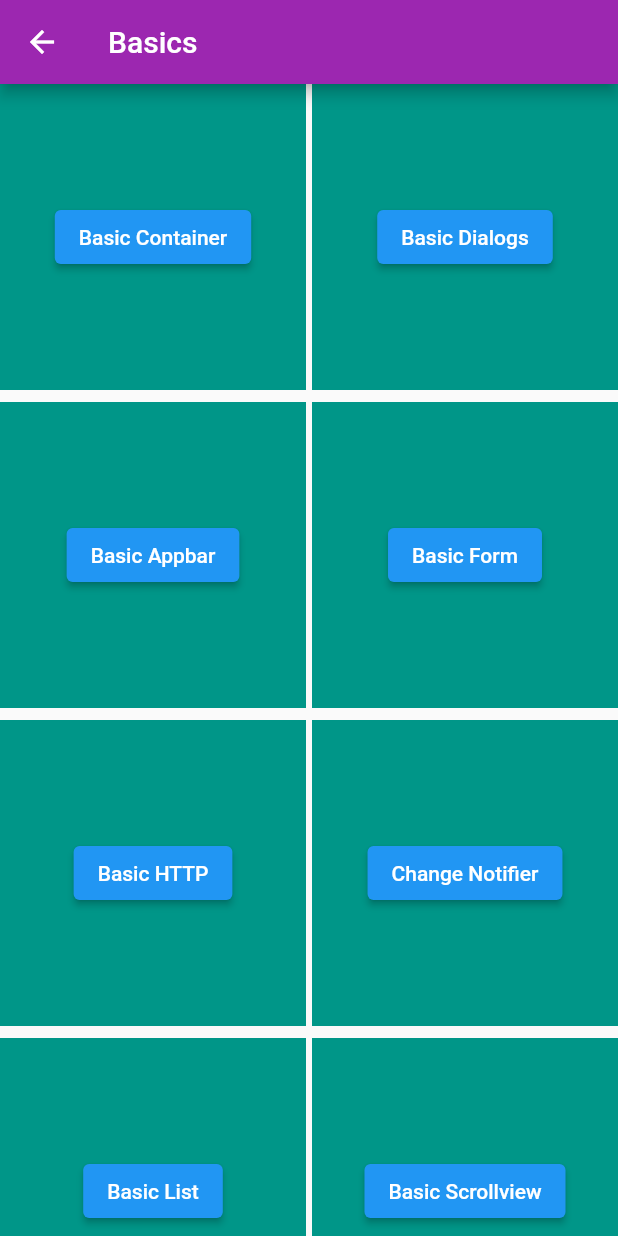
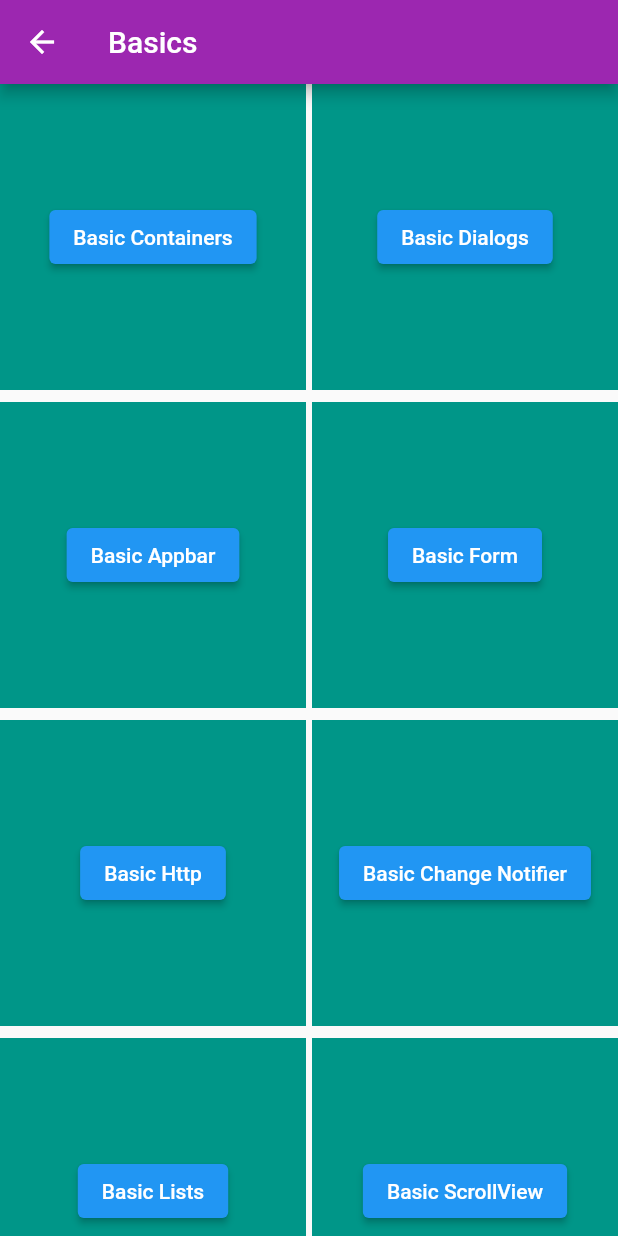
Before and after one commit to dilipkumar4813/flutter_illustrations, a Flutter app: the screen it shows after launch, after a tap on "Basics", on a phone screen of 412 x 824 dp. Run offline on Flutter 3.47's test engine with Material 2 defaults, Android fonts, the light colour scheme and no system bars; our stand-ins replace animated_text_kit, carousel_slider, fluttertoast, lottie; missing offline and left inert: material_dialogs; network calls fail.

Commit message:
Strings Constants

```diff
--- a/lib/screens/basic/basic_appbar.dart
+++ b/lib/screens/basic/basic_appbar.dart
@@ -1,4 +1,5 @@
 import 'package:flutter/material.dart';
+import 'package:flutter_illustrations/utils/app_strings.dart';
 
 class BasicAppBar extends StatelessWidget {
   const BasicAppBar({super.key});
@@ -28,7 +29,7 @@ class BasicAppBar extends StatelessWidget {
             width: 10.0,
           ),
         ],
-        title: const Text("Hello"),
+        title: Text(AppStrings.hello),
       ),
       body: SafeArea(
         child: Column(
@@ -37,7 +38,7 @@ class BasicAppBar extends StatelessWidget {
               onPressed: () {
                 Navigator.of(context).pop();
               },
-              child: Text("Something else"),
+              child: Text(AppStrings.something),
             ),
           ],
         ),
--- a/lib/screens/basic/basic_gridview.dart
+++ b/lib/screens/basic/basic_gridview.dart
@@ -1,4 +1,5 @@
 import 'package:flutter/material.dart';
+import 'package:flutter_illustrations/utils/app_strings.dart';
 
 class BasicGridView extends StatelessWidget {
   const BasicGridView({super.key});
@@ -11,7 +12,7 @@ class BasicGridView extends StatelessWidget {
           icon: const Icon(Icons.arrow_back, color: Colors.white),
           onPressed: () => Navigator.of(context).pop(),
         ),
-        title: Text("Gridview"),
+        title: Text(AppStrings.gridview),
       ),
       body: GridView.count(
         crossAxisCount: 3,
--- a/lib/screens/basic/basic_http.dart
+++ b/lib/screens/basic/basic_http.dart
@@ -1,4 +1,5 @@
 import 'package:flutter/material.dart';
+import 'package:flutter_illustrations/utils/app_strings.dart';
 import 'package:http/http.dart' as http;
 import '../../models/album.dart';
 import 'dart:convert';
@@ -23,7 +24,7 @@ class _BasicHttp extends State<BasicHttp> {
     if (response.statusCode == 200) {
       return Album.fromJson(jsonDecode(response.body));
     } else {
-      throw Exception('Failed to load album');
+      throw Exception(AppStrings.apiError);
     }
   }
 
--- a/lib/screens/basic/basic_nested_scrollview.dart
+++ b/lib/screens/basic/basic_nested_scrollview.dart
@@ -1,4 +1,5 @@
 import 'package:flutter/material.dart';
+import 'package:flutter_illustrations/utils/app_strings.dart';
 
 class BasicNestedScrollView extends StatelessWidget {
   const BasicNestedScrollView({super.key});
@@ -9,8 +10,8 @@ class BasicNestedScrollView extends StatelessWidget {
       child: CustomScrollView(
         slivers: [
           // A flexible app bar
-          const SliverAppBar(
-            title: Text('App Bar'),
+          SliverAppBar(
+            title: Text(AppStrings.appBar),
             expandedHeight: 200,
             pinned: true,
           ),
--- a/lib/screens/basic_screens.dart
+++ b/lib/screens/basic_screens.dart
@@ -1,4 +1,5 @@
 import 'package:flutter/material.dart';
+import 'package:flutter_illustrations/utils/app_strings.dart';
 import '../models/home.dart';
 import 'package:flutter_illustrations/utils/routes/route_strings.dart';
 
@@ -6,18 +7,22 @@ class BasicScreens extends StatelessWidget {
   const BasicScreens({super.key});
 
   static List<Home> routes = [
-    Home(route: AppRoutes.containers, buttonTitle: "Basic Container"),
-    Home(route: AppRoutes.dialogs, buttonTitle: "Basic Dialogs"),
-    Home(route: AppRoutes.appBar, buttonTitle: "Basic Appbar"),
-    Home(route: AppRoutes.basicForm, buttonTitle: "Basic Form"),
-    Home(route: AppRoutes.basicHttp, buttonTitle: "Basic HTTP"),
-    Home(route: AppRoutes.basicChange, buttonTitle: "Change Notifier"),
-    Home(route: AppRoutes.basicList, buttonTitle: "Basic List"),
-    Home(route: AppRoutes.basicScrollView, buttonTitle: "Basic Scrollview"),
+    Home(route: AppRoutes.containers, buttonTitle: AppStrings.basicContainers),
+    Home(route: AppRoutes.dialogs, buttonTitle: AppStrings.basicDialogs),
+    Home(route: AppRoutes.appBar, buttonTitle: AppStrings.basicAppBar),
+    Home(route: AppRoutes.basicForm, buttonTitle: AppStrings.basicForm),
+    Home(route: AppRoutes.basicHttp, buttonTitle: AppStrings.basicHttp),
+    Home(
+        route: AppRoutes.basicChange,
+        buttonTitle: AppStrings.basicChangeNotifier),
+    Home(route: AppRoutes.basicList, buttonTitle: AppStrings.basicLists),
+    Home(
+        route: AppRoutes.basicScrollView,
+        buttonTitle: AppStrings.basicScrollView),
     Home(
         route: AppRoutes.basicNestedScrollView,
-        buttonTitle: "Basic Nested Scrollview"),
-    Home(route: AppRoutes.basicGridView, buttonTitle: "Basic Gridview"),
+        buttonTitle: AppStrings.basicNestedScrollView),
+    Home(route: AppRoutes.basicGridView, buttonTitle: AppStrings.basicGridView),
   ];
 
   @override
@@ -25,7 +30,7 @@ class BasicScreens extends StatelessWidget {
     return Scaffold(
       appBar: AppBar(
         backgroundColor: Colors.purple,
-        title: const Text("Basics"),
+        title: Text(AppStrings.basic),
         leading: IconButton(
           icon: const Icon(Icons.arrow_back, color: Colors.white),
           onPressed: () => Navigator.of(context).pop(),
--- a/lib/screens/homepage.dart
+++ b/lib/screens/homepage.dart
@@ -25,13 +25,13 @@ class _MyHomePageState extends State<MyHomePage> {
           // Important: Remove any padding from the ListView.
           padding: EdgeInsets.zero,
           children: [
-            const DrawerHeader(
-              decoration: BoxDecoration(
+            DrawerHeader(
+              decoration: const BoxDecoration(
                 color: Colors.blue,
               ),
               child: Text(
-                'Flutter References',
-                style: TextStyle(
+                AppStrings.appName,
+                style: const TextStyle(
                   fontSize: 24,
                   color: Colors.white,
                 ),
```
Also changed, not shown: lib/screens/animation_screens.dart (+9 -6 lines), lib/screens/basic/basic_change_notifier.dart (+5 -3 lines), lib/screens/basic/basic_containers.dart (+9 -8 lines), lib/screens/basic/basic_dialogs.dart (+17 -14 lines), lib/screens/basic/basic_form.dart (+15 -14 lines), lib/screens/basic/basic_lists.dart (+5 -2 lines), lib/utils/app_strings.dart (+75 -0 lines), 1 other file.
